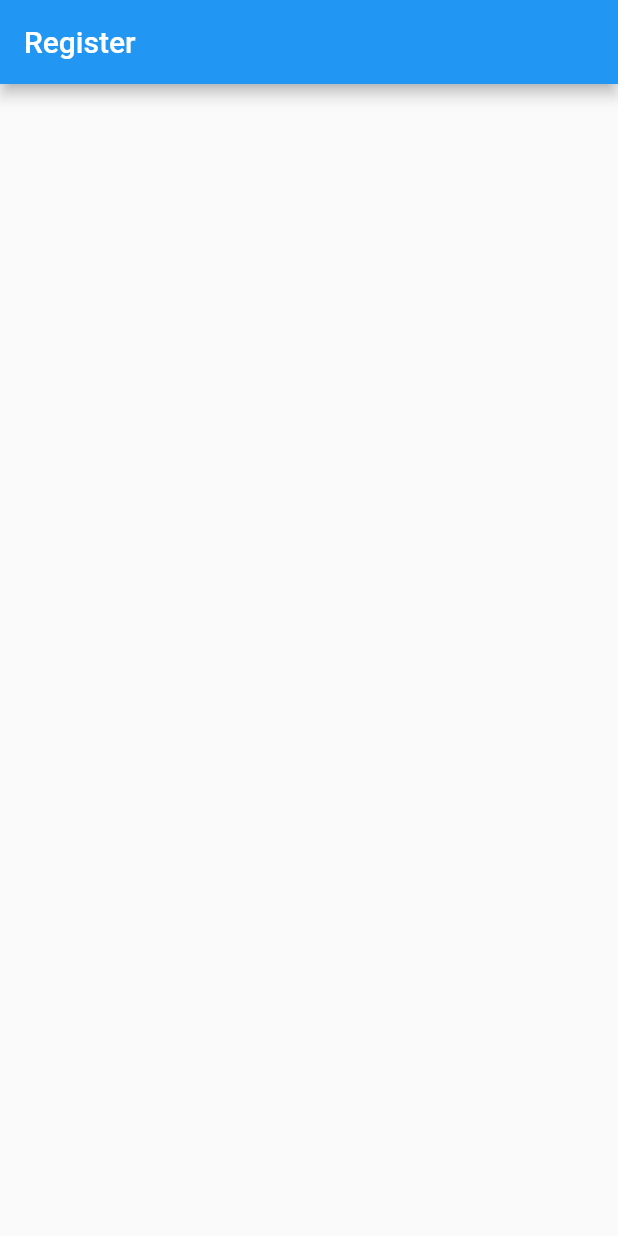
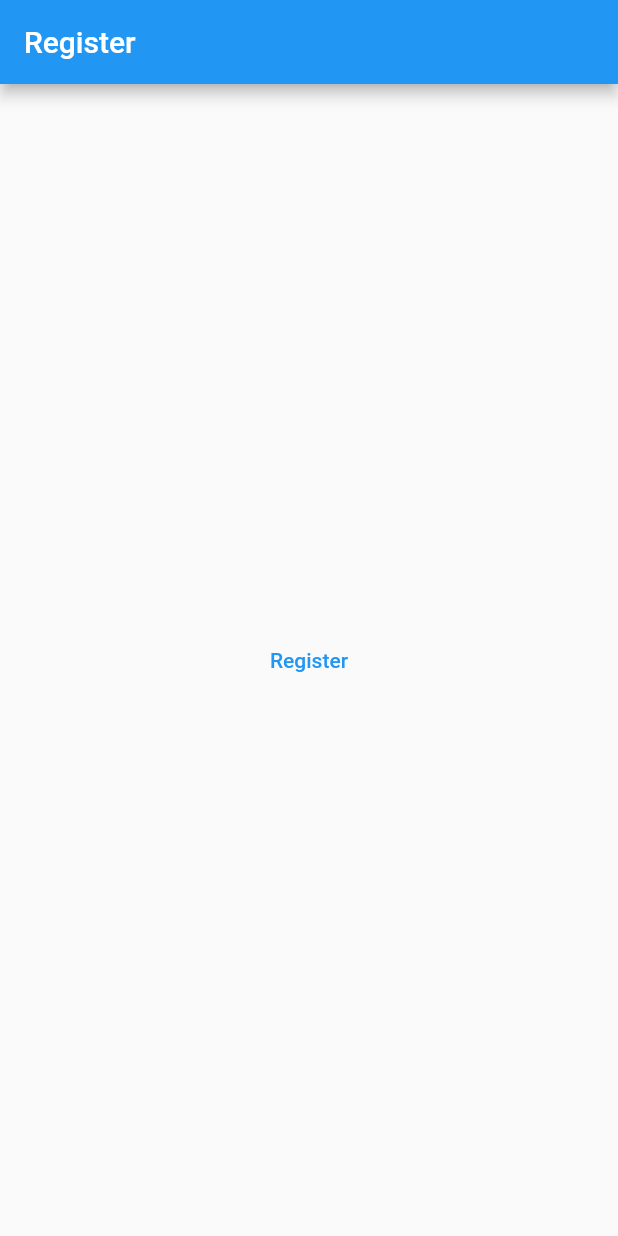
Before and after one commit to PrinceNarteh/my_notes, a Flutter app: the screen it shows after launch, on a phone screen of 412 x 824 dp. Run offline on Flutter 3.47's test engine with Material 2 defaults, Android fonts, the phone set to English and light mode, and no system bars; our stand-ins replace device_preview.

Commit message:
creates the register page

```diff
--- a/lib/main.dart
+++ b/lib/main.dart
@@ -28,6 +28,12 @@ class HomePage extends StatelessWidget {
       appBar: AppBar(
         title: const Text("Register"),
       ),
+      body: Center(
+        child: TextButton(
+          child: const Text("Register"),
+          onPressed: () => {},
+        ),
+      ),
     );
   }
 }
```
